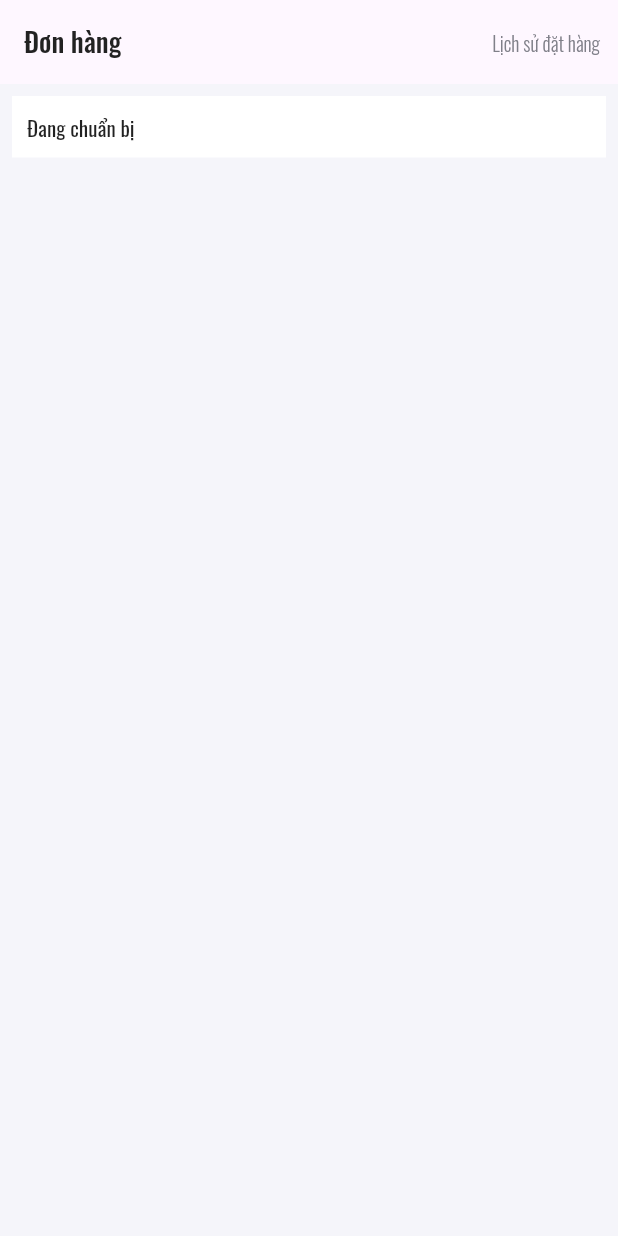
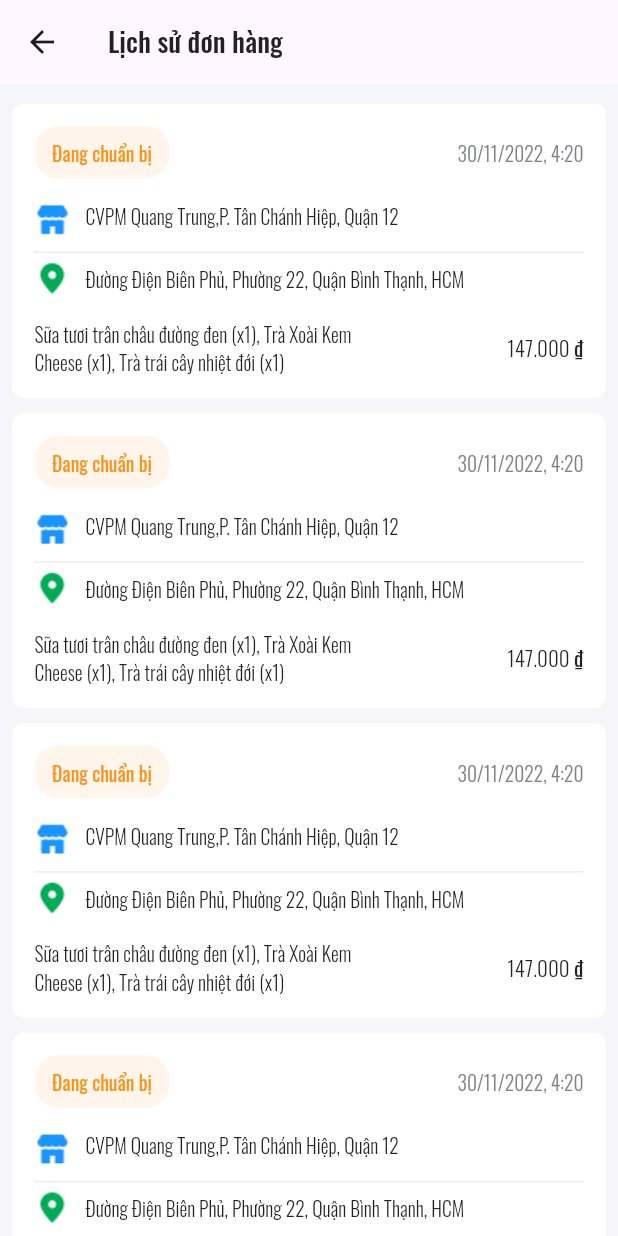
Before and after one commit to DTN94/mikltea, a Flutter app: the cart screen opened directly, after a tap on "Lịch sử đặt hàng", on a phone screen of 412 x 824 dp. Run offline on Flutter 3.47's test engine with Material 2 defaults, Android fonts, the phone set to English and light mode, and no system bars; our stand-ins replace getwidget, google_fonts.

Commit message:
update cart screen

```diff
--- a/lib/main.dart
+++ b/lib/main.dart
@@ -2,6 +2,7 @@ import 'package:flutter/material.dart';
 import 'package:google_fonts/google_fonts.dart';
 import 'package:mikltea/screens/cart/screens/cart_empty_screen.dart';
 import 'package:mikltea/screens/cart/screens/cart_screen.dart';
+import 'package:mikltea/screens/index.dart';
 
 
 void main() {
@@ -21,7 +22,7 @@ class MyApp extends StatelessWidget {
           useMaterial3: true,
           textTheme: GoogleFonts.oswaldTextTheme(Theme.of(context).textTheme),
         ),
-      home: cart(),
+      home: Index(),
     );
   }
 }
--- a/lib/screens/cart/models/cart_models.dart
+++ b/lib/screens/cart/models/cart_models.dart
@@ -6,8 +6,6 @@ class Cart {
   late String diachinhan;
   late String sanpham;
   late num price;
-
-  // Cart({required this.trangthai})
 
   Cart(
       [String? trangthai,
--- a/lib/screens/cart/screens/cart_empty_screen.dart
+++ b/lib/screens/cart/screens/cart_empty_screen.dart
@@ -1,5 +1,7 @@
 import 'package:flutter/material.dart';
 import 'package:getwidget/getwidget.dart';
+
+import 'cart_history_screen.dart';
 
 class cart_empty extends StatefulWidget {
   const cart_empty({Key? key}) : super(key: key);
@@ -13,33 +15,72 @@ class _cart_emptyState extends State<cart_empty> {
   Widget build(BuildContext context) {
     return Scaffold(
       appBar: AppBar(
-        title: Text("Đơn hàng",style: TextStyle(fontFamily: 'Oswald',color: Color(0xff222222),fontSize: 18,fontWeight: FontWeight.w500)),
+        title: const Text("Đơn hàng",
+            style: TextStyle(
+                fontFamily: 'Oswald',
+                color: Color(0xff222222),
+                fontSize: 18,
+                fontWeight: FontWeight.w500)),
+        actions: <Widget>[
+          TextButton(
+            onPressed: () {
+              Navigator.push(context,
+                  MaterialPageRoute(builder: (context) => CartHistory()));
+            },
+            child: const Text('Lịch sử đặt hàng',
+                style: TextStyle(
+                    fontFamily: 'Oswald',
+                    color: Color(0xff808089),
+                    fontSize: 13,
+                    fontWeight: FontWeight.w300)),
+          ),
+        ],
       ),
       body: Column(
-        mainAxisAlignment : MainAxisAlignment.center,
+        mainAxisAlignment: MainAxisAlignment.center,
         mainAxisSize: MainAxisSize.max,
         children: [
           Align(
             child: Image.asset("assets/images/cart_emty.png"),
           ),
           Container(
-            margin: EdgeInsets.only(left: 0,top: 20,right: 0,bottom: 0),
-              child:
-              Text("Bạn chưa có đơn đặt hàng",style: TextStyle(fontFamily: 'Oswald',color: Color(0xff222222),fontSize: 20,fontWeight: FontWeight.w500),textAlign: TextAlign.center),
+            margin:
+                const EdgeInsets.only(left: 0, top: 20, right: 0, bottom: 0),
+            child: const Text("Bạn chưa có đơn đặt hàng",
+                style: TextStyle(
+                    fontFamily: 'Oswald',
+                    color: Color(0xff222222),
+                    fontSize: 20,
+                    fontWeight: FontWeight.w500),
+                textAlign: TextAlign.center),
           ),
           Container(
-            margin: EdgeInsets.only(left: 0,top: 5,right: 0,bottom: 20),
-              child: Text("Bạn nghĩ thế nào về việc thử đồ uống mới của chúng tôi ?",style: TextStyle(fontFamily: 'Oswald',color: Color(0xff222222),fontSize: 13,fontWeight: FontWeight.w300),textAlign: TextAlign.center),
+            margin:
+                const EdgeInsets.only(left: 0, top: 5, right: 0, bottom: 20),
+            child: const Text(
+                "Bạn nghĩ thế nào về việc thử đồ uống mới của chúng tôi ?",
+                style: TextStyle(
+                    fontFamily: 'Oswald',
+                    color: Color(0xff222222),
+                    fontSize: 13,
+                    fontWeight: FontWeight.w300),
+                textAlign: TextAlign.center),
           ),
           ElevatedButton(
             style: ElevatedButton.styleFrom(
-              primary: Color(0xffFB9116),
-              minimumSize: Size(350, 42)// NEW,
-            ),
-            onPressed: () {},
+                primary: const Color(0xffFB9116),
+                minimumSize: const Size(350, 42) // NEW,
+                ),
+            onPressed: () {
+              Navigator.push(context,
+                  MaterialPageRoute(builder: (context) => CartHistory()));
+            },
             child: const Text(
               'Đặt Hàng Ngay',
-              style: TextStyle(fontSize: 15,fontWeight: FontWeight.w400,color: Colors.white),
+              style: TextStyle(
+                  fontSize: 15,
+                  fontWeight: FontWeight.w400,
+                  color: Colors.white),
             ),
           ),
         ],
--- /dev/null
+++ b/lib/screens/cart/screens/cart_history_screen.dart
@@ -0,0 +1,45 @@
+import 'package:flutter/material.dart';
+import '../models/cart_models.dart';
+import 'package:mikltea/screens/cart/widgets/cart_widgets.dart';
+
+class CartHistory extends StatefulWidget {
+  const CartHistory({Key? key}) : super(key: key);
+
+  @override
+  State<CartHistory> createState() => _CartHistoryState();
+
+}
+
+class _CartHistoryState extends State<CartHistory> {
+
+  @override
+  Widget build(BuildContext context) {
+    final itemCart = Cart(
+        "Đang chuẩn bị",
+        "30/11/2022",
+        "4:20",
+        "CVPM Quang Trung,P. Tân Chánh Hiệp, Quận 12",
+        "Đường Điện Biên Phủ, Phường 22, Quận Bình Thạnh, HCM",
+        "Sữa tươi trân châu đường đen (x1), Trà Xoài Kem Cheese (x1), Trà trái cây nhiệt đới (x1)",
+        147000);
+
+    return Scaffold(
+      appBar: AppBar(
+        title: const Text("Lịch sử đơn hàng",
+            style: TextStyle(
+                fontFamily: 'Oswald',
+                color: Color(0xff222222),
+                fontSize: 18,
+                fontWeight: FontWeight.w500)),
+      ),
+      backgroundColor: const Color(0xffF5F5FA),
+      body: ListView(padding: const EdgeInsets.all(8), children: <Widget>[
+        CartWidget(cart:itemCart),
+        CartWidget(cart:itemCart),
+        CartWidget(cart:itemCart),
+        CartWidget(cart:itemCart),
+        CartWidget(cart:itemCart),
+      ]),
+    );
+  }
+}
--- a/lib/screens/cart/screens/cart_screen.dart
+++ b/lib/screens/cart/screens/cart_screen.dart
@@ -1,4 +1,6 @@
 import 'package:flutter/material.dart';
+import 'package:mikltea/screens/cart/screens/cart_empty_screen.dart';
+import 'package:mikltea/screens/cart/screens/cart_history_screen.dart';
 import 'package:mikltea/screens/cart/widgets/cart_widgets.dart';
 
 import '../models/cart_models.dart';
@@ -13,19 +15,13 @@ class cart extends StatefulWidget {
 class _cartState extends State<cart> {
   @override
   Widget build(BuildContext context) {
-
-    final itemCart=Cart(
-        "Đang chuẩn bị",
-        "30/11/2022",
-        "4:20",
-        "CVPM Quang Trung,P. Tân Chánh Hiệp, Quận 12",
-        "Đường Điện Biên Phủ, Phường 22, Quận Bình Thạnh, HCM",
-        "Sữa tươi trân châu đường đen (x1), Trà Xoài Kem Cheese (x1), Trà trái cây nhiệt đới (x1)",
-        147.000);
-
+    final itemCart = Cart("");
+    if (itemCart.trangthai.isEmpty) {
+      return cart_empty();
+    } else {
       return Scaffold(
         appBar: AppBar(
-        title: Text("Đơn hàng",
+          title: const Text("Đơn hàng",
               style: TextStyle(
                   fontFamily: 'Oswald',
                   color: Color(0xff222222),
@@ -33,8 +29,11 @@ class _cartState extends State<cart> {
                   fontWeight: FontWeight.w500)),
           actions: <Widget>[
             TextButton(
-            onPressed: () {},
-            child: Text('Lịch sử đặt hàng',
+              onPressed: () {
+                Navigator.push(context,
+                    MaterialPageRoute(builder: (context) => CartHistory()));
+              },
+              child: const Text('Lịch sử đặt hàng',
                   style: TextStyle(
                       fontFamily: 'Oswald',
                       color: Color(0xff808089),
@@ -43,10 +42,11 @@ class _cartState extends State<cart> {
             ),
           ],
         ),
-      backgroundColor: Color(0xffF5F5FA),
+        backgroundColor: const Color(0xffF5F5FA),
         body: ListView(padding: const EdgeInsets.all(8), children: <Widget>[
-        CartWidget(cart:itemCart,),
+          CartWidget(cart: itemCart),
         ]),
       );
     }
   }
+}
--- a/lib/screens/cart/widgets/cart_widgets.dart
+++ b/lib/screens/cart/widgets/cart_widgets.dart
@@ -1,21 +1,137 @@
 import 'package:flutter/material.dart';
+import 'package:intl/intl.dart';
 import 'package:mikltea/screens/cart/models/cart_models.dart';
 import 'package:mikltea/screens/cart/screens/cart_screen.dart';
 
 class CartWidget extends StatelessWidget {
   final Cart cart;
+
   const CartWidget({Key? key, required this.cart}) : super(key: key);
 
   @override
   Widget build(BuildContext context) {
-    return  Container(
-      color: Colors.white,
-      padding: const EdgeInsets.all(10),
-      child: Row(
-        crossAxisAlignment: CrossAxisAlignment.center,
+    return Container(
+      margin: const EdgeInsets.only( left: 0, top: 5, right: 0, bottom: 5),
+      padding: const EdgeInsets.all(15),
+      decoration: BoxDecoration(
+        color: Colors.white,
+        borderRadius: BorderRadius.circular(8),
+      ),
+      child: Column(
         children: [
-          Expanded(
-            child: Text(cart.trangthai),
+          Row(
+            crossAxisAlignment: CrossAxisAlignment.center,
+            children: <Widget>[
+              Container(
+                width: 90,
+                height: 35,
+                alignment: Alignment.center,
+                decoration: BoxDecoration(
+                  color: const Color(0xffFFF5EB),
+                  borderRadius: BorderRadius.circular(16),
+                ),
+                child: Text(
+                  cart.trangthai,
+                  textAlign: TextAlign.center,
+                  style: const TextStyle(
+                      fontFamily: 'Oswald',
+                      color: Color(0xffFB9116),
+                      fontSize: 13,
+                      fontWeight: FontWeight.w400),
+                ),
+              ),
+              const Spacer(),
+              Text("${cart.ngay}, ${cart.gio}",
+                  textAlign: TextAlign.right,
+                  style: const TextStyle(
+                      fontFamily: 'Oswald',
+                      color: Color(0xff808089),
+                      fontSize: 13,
+                      fontWeight: FontWeight.w300)),
+            ],
+          ),
+          const SizedBox(height: 15),
+          Row(
+            crossAxisAlignment: CrossAxisAlignment.start,
+            children: <Widget>[
+              Align(
+                child: Image.asset("assets/images/icon_home.png", width: 24),
+              ),
+              Container(
+                margin: const EdgeInsets.only(
+                    left: 10, top: 0, right: 0, bottom: 0),
+                child: Text(
+                  cart.diachicuahang,
+                  style: const TextStyle(
+                      fontFamily: 'Oswald',
+                      color: Color(0xff222222),
+                      fontSize: 13,
+                      fontWeight: FontWeight.w300),
+                  textAlign: TextAlign.left,
+                ),
+              )
+            ],
+          ),
+          Container(
+            margin:
+                const EdgeInsets.only(left: 0, top: 10, right: 0, bottom: 5),
+            decoration: BoxDecoration(
+                border: Border.all(
+                    width: 0.5,
+                    color: const Color(0xffEBEBF0),
+                    strokeAlign: BorderSide.strokeAlignCenter)),
+          ),
+          Row(
+            crossAxisAlignment: CrossAxisAlignment.center,
+            children: <Widget>[
+              Align(
+                child: Image.asset("assets/images/icon_map.png",
+                    width: 24, fit: BoxFit.contain),
+              ),
+              Container(
+                margin: const EdgeInsets.only(
+                    left: 10, top: 0, right: 0, bottom: 0),
+                child: Text(
+                  cart.diachinhan,
+                  style: const TextStyle(
+                      fontFamily: 'Oswald',
+                      color: Color(0xff222222),
+                      fontSize: 13,
+                      fontWeight: FontWeight.w300),
+                  textAlign: TextAlign.left,
+                ),
+              )
+            ],
+          ),
+          const SizedBox(height: 15),
+          Row(
+            crossAxisAlignment: CrossAxisAlignment.center,
+            children: <Widget>[
+              Expanded(
+                flex: 2,
+                child: Text(
+                  cart.sanpham,
+                  style: const TextStyle(
+                      fontSize: 13,
+                      fontFamily: 'Oswald',
+                      color: Color(0xff222222),
+                      fontWeight: FontWeight.w300),
+                ),
+              ),
+              Expanded(
+                flex: 1,
+                child: Text(
+                    NumberFormat.simpleCurrency(locale: 'vi-VN', decimalDigits: 0)
+                        .format(cart.price),
+                  style: const TextStyle(
+                      fontSize: 14,
+                      fontFamily: 'Oswald',
+                      color: Color(0xff222222),
+                      fontWeight: FontWeight.w300),
+                  textAlign: TextAlign.right,
+                ),
+              )
+            ],
           )
         ],
       ),
--- /dev/null
+++ b/lib/screens/index.dart
@@ -0,0 +1,83 @@
+import 'package:flutter/material.dart';
+import 'package:mikltea/screens/cart/screens/cart_screen.dart';
+
+class Index extends StatefulWidget {
+  const Index({super.key});
+
+  @override
+  State<Index> createState() => _IndexState();
+}
+
+class _IndexState extends State<Index> {
+  int _selectedIndex = 0;
+
+  static const List<Widget> _widgetOptions = [
+    Text(
+      'Home',
+      style: TextStyle(fontSize: 30, fontWeight: FontWeight.bold),
+    ),
+    Text(
+      'Menu',
+      style: TextStyle(fontSize: 30, fontWeight: FontWeight.bold),
+    ),
+    cart(),
+    Text(
+      'Tài Khoản',
+      style: TextStyle(fontSize: 30, fontWeight: FontWeight.bold),
+    ),
+  ];
+
+  @override
+  Widget build(BuildContext context) {
+    return Scaffold(
+      body: Center(
+        child: _widgetOptions.elementAt(_selectedIndex),
+      ),
+      bottomNavigationBar: BottomNavigationBar(
+        currentIndex: _selectedIndex,
+        selectedItemColor: const Color(0xffFB9116),
+        unselectedItemColor: const Color(0xff808089),
+        selectedLabelStyle: const TextStyle(fontSize: 10),
+        unselectedLabelStyle: const TextStyle(fontSize: 10),
+        showSelectedLabels: true,
+        showUnselectedLabels: true,
+        onTap: (int index) {
+          setState(() {
+            _selectedIndex = index;
+          });
+        },
+        items: <BottomNavigationBarItem>[
+          bottomNavIte(0, 'Home', 25, 24, "assets/images/m_home.png",
+              const Color(0xffFB9116), const Color(0xff808089)),
+          bottomNavIte(1, 'Menu', 25, 24, "assets/images/m_menu.png",
+              const Color(0xffFB9116), const Color(0xff808089)),
+          bottomNavIte(2, 'Giỏ hàng', 25, 24, "assets/images/m_cart.png",
+              const Color(0xffFB9116), const Color(0xff808089)),
+          bottomNavIte(3, 'Tài khoản', 25, 24, "assets/images/m_user.png" ,
+              const Color(0xffFB9116), const Color(0xff808089)),
+        ],
+      ),
+    );
+  }
+
+  BottomNavigationBarItem bottomNavIte(int index, String name, double width,
+      double height, String image, Color color1, Color color2) {
+    return BottomNavigationBarItem(
+      icon: Padding(
+        padding: EdgeInsets.only(bottom: 5),
+        child: SizedBox(
+          height: height,
+          width: width,
+          child: FittedBox(
+            fit: BoxFit.contain,
+            child: ImageIcon(
+              AssetImage(image),
+              color: _selectedIndex == index ? (color1) : (color2),
+            ),
+          ),
+        ),
+      ),
+      label: name,
+    );
+  }
+}
--- a/pubspec.yaml
+++ b/pubspec.yaml
@@ -37,6 +37,7 @@ dependencies:
   # Use with the CupertinoIcons class for iOS style icons.
   cupertino_icons: ^1.0.2
   google_fonts: ^4.0.3
+  intl: ^0.18.0
 
 dev_dependencies:
   flutter_test:
```
Also changed, not shown: assets/images/icon_home.png (added), assets/images/icon_map.png (added), assets/images/m_cart.png (added), assets/images/m_home.png (added), assets/images/m_menu.png (added), assets/images/m_user.png (added), pubspec.lock. Lines whose indentation alone changed are shown as unchanged.
